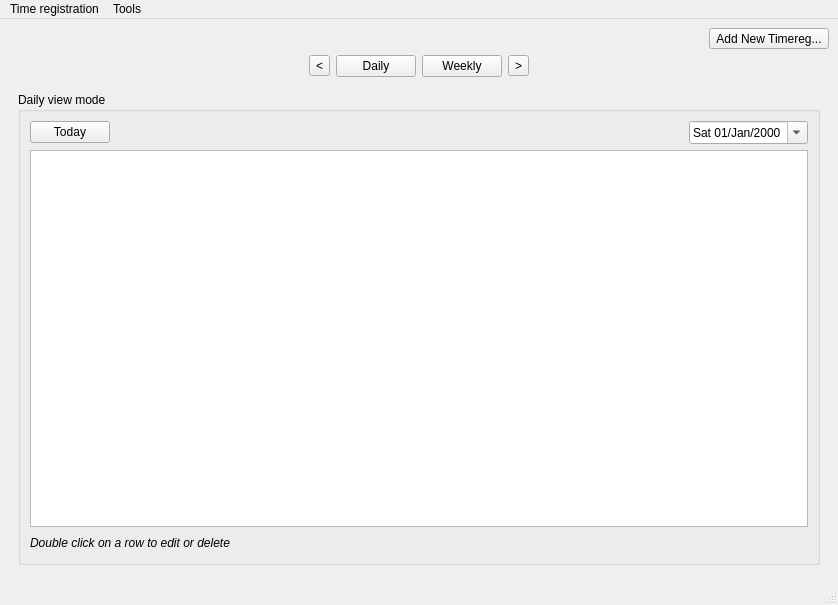
Above: src/pyuac_browse.ui from develer-staff/pyuac before the change. Below: the same form after it.
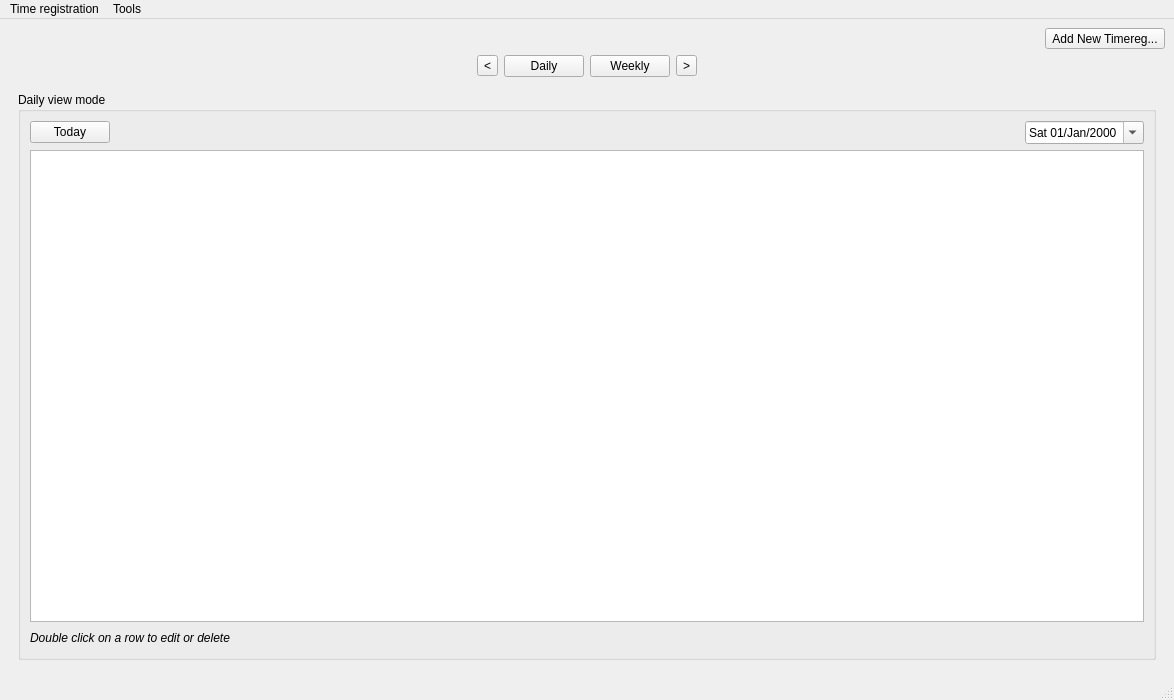
That is the form after the change. Icons and pictures are not drawn.

Commit message: modificate le dimensioni di default della TimeBroweWindow

```diff
--- a/src/pyuac_browse.ui
+++ b/src/pyuac_browse.ui
@@ -5,8 +5,8 @@
    <rect>
     <x>0</x>
     <y>0</y>
-    <width>838</width>
-    <height>605</height>
+    <width>1174</width>
+    <height>700</height>
    </rect>
   </property>
   <property name="windowTitle" >
@@ -21,8 +21,8 @@
     <rect>
      <x>0</x>
      <y>26</y>
-     <width>838</width>
-     <height>557</height>
+     <width>1174</width>
+     <height>652</height>
     </rect>
    </property>
    <layout class="QVBoxLayout" name="verticalLayout_3" >
@@ -139,8 +139,8 @@
         <rect>
          <x>0</x>
          <y>0</y>
-         <width>820</width>
-         <height>470</height>
+         <width>1156</width>
+         <height>565</height>
         </rect>
        </property>
        <layout class="QHBoxLayout" name="horizontalLayout_4" >
@@ -383,8 +383,8 @@
    <property name="geometry" >
     <rect>
      <x>0</x>
-     <y>583</y>
-     <width>838</width>
+     <y>678</y>
+     <width>1174</width>
      <height>22</height>
     </rect>
    </property>
@@ -394,7 +394,7 @@
     <rect>
      <x>0</x>
      <y>0</y>
-     <width>838</width>
+     <width>1174</width>
      <height>26</height>
     </rect>
    </property>
```
